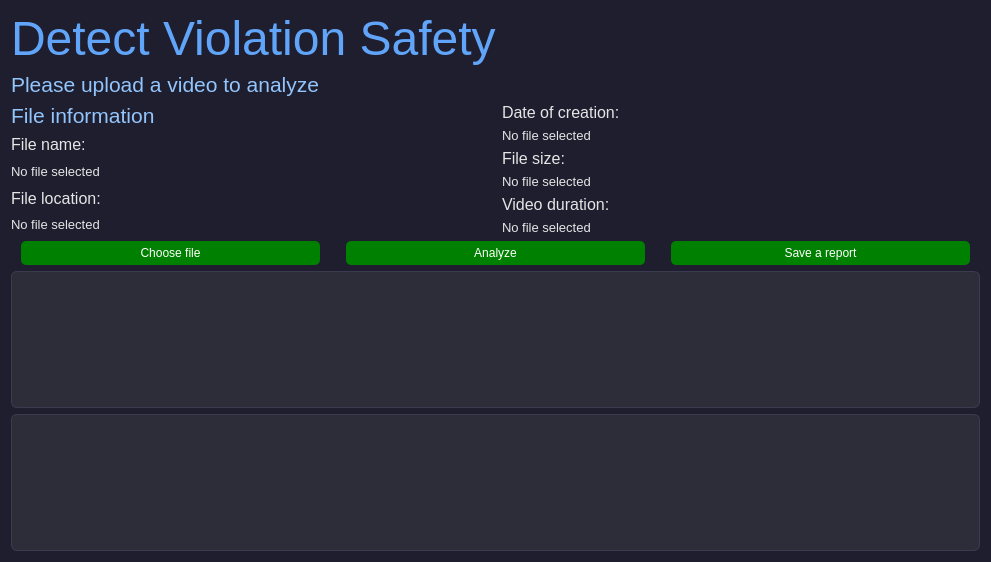
The window that ui.ui (ArtemKucheruk/detect_violation_safety) describes before a commit, drawn with Qt 5.
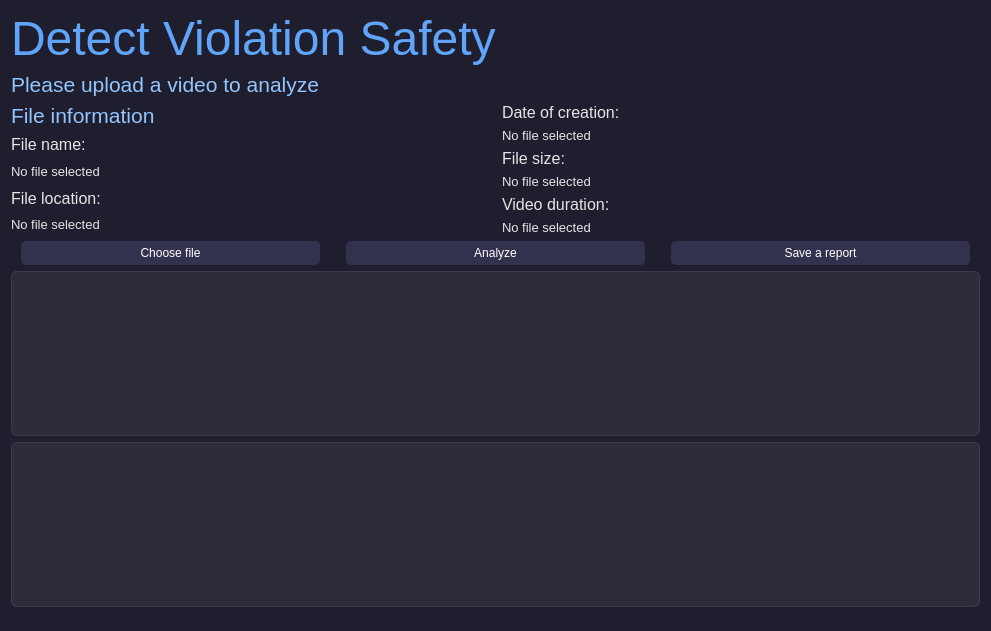
The same window after the commit.

What changed in the file:
```diff
--- a/ui.ui
+++ b/ui.ui
@@ -10,7 +10,7 @@
     <x>0</x>
     <y>0</y>
     <width>991</width>
-    <height>562</height>
+    <height>631</height>
    </rect>
   </property>
   <property name="sizePolicy">
@@ -44,7 +44,7 @@
         color: #93c5fd;
     }
     QPushButton {
-        background-color: green;
+        background-color: #32324F;
         color: white;
         border-radius: 5px;
         padding: 5px;
@@ -76,36 +76,7 @@
      <property name="sizeConstraint">
       <enum>QLayout::SizeConstraint::SetDefaultConstraint</enum>
      </property>
-     <item row="3" column="0">
-      <spacer name="verticalSpacer">
-       <property name="orientation">
-        <enum>Qt::Orientation::Vertical</enum>
-       </property>
-       <property name="sizeType">
-        <enum>QSizePolicy::Policy::Expanding</enum>
-       </property>
-       <property name="sizeHint" stdset="0">
-        <size>
-         <width>20</width>
-         <height>40</height>
-        </size>
-       </property>
-      </spacer>
-     </item>
-     <item row="1" column="0">
-      <spacer name="verticalSpacer_2">
-       <property name="orientation">
-        <enum>Qt::Orientation::Vertical</enum>
-       </property>
-       <property name="sizeHint" stdset="0">
-        <size>
-         <width>20</width>
-         <height>40</height>
-        </size>
-       </property>
-      </spacer>
-     </item>
-     <item row="2" column="1">
+     <item row="1" column="1">
       <layout class="QVBoxLayout" name="verticalLayout_8">
        <item>
         <widget class="QLabel" name="label_4">
@@ -217,44 +188,7 @@
        </item>
       </layout>
      </item>
-     <item row="5" column="0" colspan="2">
-      <layout class="QVBoxLayout" name="verticalLayout_9">
-       <item>
-        <spacer name="verticalSpacer_4">
-         <property name="orientation">
-          <enum>Qt::Orientation::Vertical</enum>
-         </property>
-         <property name="sizeHint" stdset="0">
-          <size>
-           <width>20</width>
-           <height>40</height>
-          </size>
-         </property>
-        </spacer>
-       </item>
-       <item>
-        <widget class="QTextBrowser" name="txt_results">
-         <property name="sizePolicy">
-          <sizepolicy hsizetype="Expanding" vsizetype="Preferred">
-           <horstretch>0</horstretch>
-           <verstretch>0</verstretch>
-          </sizepolicy>
-         </property>
-        </widget>
-       </item>
-       <item>
-        <widget class="QTextBrowser" name="txt_logs">
-         <property name="sizePolicy">
-          <sizepolicy hsizetype="Expanding" vsizetype="Preferred">
-           <horstretch>0</horstretch>
-           <verstretch>0</verstretch>
-          </sizepolicy>
-         </property>
-        </widget>
-       </item>
-      </layout>
-     </item>
-     <item row="2" column="0">
+     <item row="1" column="0">
       <layout class="QVBoxLayout" name="verticalLayout_7">
        <item>
         <widget class="QLabel" name="label_3">
@@ -391,25 +325,49 @@
        </item>
       </layout>
      </item>
-     <item row="1" column="1">
-      <spacer name="verticalSpacer_3">
-       <property name="orientation">
-        <enum>Qt::Orientation::Vertical</enum>
-       </property>
-       <property name="sizeHint" stdset="0">
-        <size>
-         <width>20</width>
-         <height>40</height>
-        </size>
-       </property>
-      </spacer>
+     <item row="3" column="0" colspan="2">
+      <layout class="QVBoxLayout" name="verticalLayout_9">
+       <item>
+        <widget class="QTextBrowser" name="txt_results">
+         <property name="sizePolicy">
+          <sizepolicy hsizetype="Expanding" vsizetype="Preferred">
+           <horstretch>0</horstretch>
+           <verstretch>0</verstretch>
+          </sizepolicy>
+         </property>
+        </widget>
+       </item>
+       <item>
+        <widget class="QTextBrowser" name="txt_logs">
+         <property name="sizePolicy">
+          <sizepolicy hsizetype="Expanding" vsizetype="Preferred">
+           <horstretch>0</horstretch>
+           <verstretch>0</verstretch>
+          </sizepolicy>
+         </property>
+        </widget>
+       </item>
+       <item>
+        <spacer name="verticalSpacer">
+         <property name="orientation">
+          <enum>Qt::Vertical</enum>
+         </property>
+         <property name="sizeHint" stdset="0">
+          <size>
+           <width>20</width>
+           <height>40</height>
+          </size>
+         </property>
+        </spacer>
+       </item>
+      </layout>
      </item>
-     <item row="4" column="0" colspan="2">
+     <item row="2" column="0" colspan="2">
       <layout class="QHBoxLayout" name="horizontalLayout_3">
        <item>
         <spacer name="horizontalSpacer_4">
          <property name="orientation">
-          <enum>Qt::Orientation::Horizontal</enum>
+          <enum>Qt::Vertical</enum>
          </property>
          <property name="sizeType">
           <enum>QSizePolicy::Policy::Fixed</enum>
@@ -430,6 +388,421 @@
            <verstretch>0</verstretch>
           </sizepolicy>
          </property>
+         <property name="palette">
+          <palette>
+           <active>
+            <colorrole role="WindowText">
+             <brush brushstyle="SolidPattern">
+              <color alpha="255">
+               <red>255</red>
+               <green>255</green>
+               <blue>255</blue>
+              </color>
+             </brush>
+            </colorrole>
+            <colorrole role="Button">
+             <brush brushstyle="SolidPattern">
+              <color alpha="255">
+               <red>50</red>
+               <green>50</green>
+               <blue>79</blue>
+              </color>
+             </brush>
+            </colorrole>
+            <colorrole role="Light">
+             <brush brushstyle="SolidPattern">
+              <color alpha="255">
+               <red>84</red>
+               <green>84</green>
+               <blue>132</blue>
+              </color>
+             </brush>
+            </colorrole>
+            <colorrole role="Midlight">
+             <brush brushstyle="SolidPattern">
+              <color alpha="255">
+               <red>70</red>
+               <green>70</green>
+               <blue>110</blue>
+              </color>
+             </brush>
+            </colorrole>
+            <colorrole role="Dark">
+             <brush brushstyle="SolidPattern">
+              <color alpha="255">
+               <red>28</red>
+               <green>28</green>
+               <blue>44</blue>
+              </color>
+             </brush>
+            </colorrole>
+            <colorrole role="Mid">
+             <brush brushstyle="SolidPattern">
+              <color alpha="255">
+               <red>37</red>
+               <green>37</green>
+               <blue>58</blue>
+              </color>
+             </brush>
+            </colorrole>
+            <colorrole role="Text">
+             <brush brushstyle="SolidPattern">
+              <color alpha="255">
+               <red>255</red>
+               <green>255</green>
+               <blue>255</blue>
+              </color>
+             </brush>
+            </colorrole>
+            <colorrole role="BrightText">
+             <brush brushstyle="SolidPattern">
+              <color alpha="255">
+               <red>255</red>
+               <green>255</green>
+               <blue>255</blue>
+              </color>
+             </brush>
+            </colorrole>
+            <colorrole role="ButtonText">
+             <brush brushstyle="SolidPattern">
+              <color alpha="255">
+               <red>255</red>
+               <green>255</green>
+               <blue>255</blue>
+              </color>
+             </brush>
+            </colorrole>
+            <colorrole role="Base">
+             <brush brushstyle="SolidPattern">
+              <color alpha="255">
+               <red>50</red>
+               <green>50</green>
+               <blue>79</blue>
+              </color>
+             </brush>
+            </colorrole>
+            <colorrole role="Window">
+             <brush brushstyle="SolidPattern">
+              <color alpha="255">
+               <red>50</red>
+               <green>50</green>
+               <blue>79</blue>
+              </color>
+             </brush>
+            </colorrole>
+            <colorrole role="Shadow">
+             <brush brushstyle="SolidPattern">
+              <color alpha="255">
+               <red>0</red>
+               <green>0</green>
+               <blue>0</blue>
+              </color>
+             </brush>
+            </colorrole>
+            <colorrole role="AlternateBase">
+             <brush brushstyle="SolidPattern">
+              <color alpha="255">
+               <red>28</red>
+               <green>28</green>
+               <blue>44</blue>
+              </color>
+             </brush>
+            </colorrole>
+            <colorrole role="ToolTipBase">
+             <brush brushstyle="SolidPattern">
+              <color alpha="255">
+               <red>255</red>
+               <green>255</green>
+               <blue>220</blue>
+              </color>
+             </brush>
+            </colorrole>
+            <colorrole role="ToolTipText">
+             <brush brushstyle="SolidPattern">
+              <color alpha="255">
+               <red>0</red>
+               <green>0</green>
+               <blue>0</blue>
+              </color>
+             </brush>
+            </colorrole>
+           </active>
+           <inactive>
+            <colorrole role="WindowText">
+             <brush brushstyle="SolidPattern">
+              <color alpha="255">
+               <red>255</red>
+               <green>255</green>
+               <blue>255</blue>
+              </color>
+             </brush>
+            </colorrole>
+            <colorrole role="Button">
+             <brush brushstyle="SolidPattern">
+              <color alpha="255">
+               <red>50</red>
+               <green>50</green>
+               <blue>79</blue>
+              </color>
+             </brush>
+            </colorrole>
+            <colorrole role="Light">
+             <brush brushstyle="SolidPattern">
+              <color alpha="255">
+               <red>84</red>
+               <green>84</green>
+               <blue>132</blue>
+              </color>
+             </brush>
+            </colorrole>
+            <colorrole role="Midlight">
+             <brush brushstyle="SolidPattern">
+              <color alpha="255">
+               <red>70</red>
+               <green>70</green>
+               <blue>110</blue>
+              </color>
+             </brush>
+            </colorrole>
+            <colorrole role="Dark">
+             <brush brushstyle="SolidPattern">
+              <color alpha="255">
+               <red>28</red>
+               <green>28</green>
+               <blue>44</blue>
+              </color>
+             </brush>
+            </colorrole>
+            <colorrole role="Mid">
+             <brush brushstyle="SolidPattern">
+              <color alpha="255">
+               <red>37</red>
+               <green>37</green>
+               <blue>58</blue>
+              </color>
+             </brush>
+            </colorrole>
+            <colorrole role="Text">
+             <brush brushstyle="SolidPattern">
+              <color alpha="255">
+               <red>255</red>
+               <green>255</green>
+               <blue>255</blue>
+              </color>
+             </brush>
+            </colorrole>
+            <colorrole role="BrightText">
+             <brush brushstyle="SolidPattern">
+              <color alpha="255">
+               <red>255</red>
+               <green>255</green>
+               <blue>255</blue>
+              </color>
+             </brush>
+            </colorrole>
+            <colorrole role="ButtonText">
+             <brush brushstyle="SolidPattern">
+              <color alpha="255">
+               <red>255</red>
+               <green>255</green>
+               <blue>255</blue>
+              </color>
+             </brush>
+            </colorrole>
+            <colorrole role="Base">
+             <brush brushstyle="SolidPattern">
+              <color alpha="255">
+               <red>50</red>
+               <green>50</green>
+               <blue>79</blue>
+              </color>
+             </brush>
+            </colorrole>
+            <colorrole role="Window">
+             <brush brushstyle="SolidPattern">
+              <color alpha="255">
+               <red>50</red>
+               <green>50</green>
+               <blue>79</blue>
+              </color>
+             </brush>
+            </colorrole>
+            <colorrole role="Shadow">
+             <brush brushstyle="SolidPattern">
+              <color alpha="255">
+               <red>0</red>
+               <green>0</green>
+               <blue>0</blue>
+              </color>
+             </brush>
+            </colorrole>
+            <colorrole role="AlternateBase">
+             <brush brushstyle="SolidPattern">
+              <color alpha="255">
+               <red>28</red>
+               <green>28</green>
+               <blue>44</blue>
+              </color>
+             </brush>
+            </colorrole>
+            <colorrole role="ToolTipBase">
+             <brush brushstyle="SolidPattern">
+              <color alpha="255">
+               <red>255</red>
+               <green>255</green>
+               <blue>220</blue>
+              </color>
+             </brush>
+            </colorrole>
+            <colorrole role="ToolTipText">
+             <brush brushstyle="SolidPattern">
+              <color alpha="255">
+               <red>0</red>
+               <green>0</green>
+               <blue>0</blue>
+              </color>
+             </brush>
+            </colorrole>
+           </inactive>
+           <disabled>
+            <colorrole role="WindowText">
+             <brush brushstyle="SolidPattern">
+              <color alpha="255">
+               <red>255</red>
+               <green>255</green>
+               <blue>255</blue>
+              </color>
+             </brush>
+            </colorrole>
+            <colorrole role="Button">
+             <brush brushstyle="SolidPattern">
+              <color alpha="255">
+               <red>50</red>
+               <green>50</green>
+               <blue>79</blue>
+              </color>
+             </brush>
+            </colorrole>
+            <colorrole role="Light">
+             <brush brushstyle="SolidPattern">
+              <color alpha="255">
+               <red>84</red>
+               <green>84</green>
+               <blue>132</blue>
+              </color>
+             </brush>
+            </colorrole>
+            <colorrole role="Midlight">
+             <brush brushstyle="SolidPattern">
+              <color alpha="255">
+               <red>70</red>
+               <green>70</green>
+               <blue>110</blue>
+              </color>
+             </brush>
+            </colorrole>
+            <colorrole role="Dark">
+             <brush brushstyle="SolidPattern">
+              <color alpha="255">
+               <red>28</red>
+               <green>28</green>
+               <blue>44</blue>
+              </color>
+             </brush>
+            </colorrole>
+            <colorrole role="Mid">
+             <brush brushstyle="SolidPattern">
+              <color alpha="255">
+               <red>37</red>
+               <green>37</green>
+               <blue>58</blue>
+              </color>
+             </brush>
+            </colorrole>
+            <colorrole role="Text">
+             <brush brushstyle="SolidPattern">
+              <color alpha="255">
+               <red>255</red>
+               <green>255</green>
+               <blue>255</blue>
+              </color>
+             </brush>
+            </colorrole>
+            <colorrole role="BrightText">
+             <brush brushstyle="SolidPattern">
+              <color alpha="255">
+               <red>255</red>
+               <green>255</green>
+               <blue>255</blue>
+              </color>
+             </brush>
+            </colorrole>
+            <colorrole role="ButtonText">
+             <brush brushstyle="SolidPattern">
+              <color alpha="255">
+               <red>255</red>
+               <green>255</green>
+               <blue>255</blue>
+              </color>
+             </brush>
+            </colorrole>
+            <colorrole role="Base">
+             <brush brushstyle="SolidPattern">
+              <color alpha="255">
+               <red>50</red>
+               <green>50</green>
+               <blue>79</blue>
+              </color>
+             </brush>
+            </colorrole>
+            <colorrole role="Window">
+             <brush brushstyle="SolidPattern">
+              <color alpha="255">
+               <red>50</red>
+               <green>50</green>
+               <blue>79</blue>
+              </color>
+             </brush>
+            </colorrole>
+            <colorrole role="Shadow">
+             <brush brushstyle="SolidPattern">
+              <color alpha="255">
+               <red>0</red>
+               <green>0</green>
+               <blue>0</blue>
+              </color>
+             </brush>
+            </colorrole>
+            <colorrole role="AlternateBase">
+             <brush brushstyle="SolidPattern">
+              <color alpha="255">
+               <red>56</red>
+               <green>56</green>
+               <blue>88</blue>
+              </color>
+             </brush>
+            </colorrole>
+            <colorrole role="ToolTipBase">
+             <brush brushstyle="SolidPattern">
+              <color alpha="255">
+               <red>255</red>
+               <green>255</green>
+               <blue>220</blue>
+              </color>
+             </brush>
+            </colorrole>
+            <colorrole role="ToolTipText">
+             <brush brushstyle="SolidPattern">
+              <color alpha="255">
+               <red>0</red>
+               <green>0</green>
+               <blue>0</blue>
+              </color>
+             </brush>
+            </colorrole>
+           </disabled>
+          </palette>
+         </property>
          <property name="cursor">
           <cursorShape>ArrowCursor</cursorShape>
          </property>
@@ -441,7 +814,7 @@
        <item>
         <spacer name="horizontalSpacer_2">
          <property name="orientation">
-          <enum>Qt::Orientation::Horizontal</enum>
+          <enum>Qt::Vertical</enum>
          </property>
          <property name="sizeType">
           <enum>QSizePolicy::Policy::Fixed</enum>
@@ -470,7 +843,7 @@
        <item>
         <spacer name="horizontalSpacer">
          <property name="orientation">
-          <enum>Qt::Orientation::Horizontal</enum>
+          <enum>Qt::Vertical</enum>
          </property>
          <property name="sizeType">
           <enum>QSizePolicy::Policy::Fixed</enum>
@@ -499,7 +872,7 @@
        <item>
         <spacer name="horizontalSpacer_3">
          <property name="orientation">
-          <enum>Qt::Orientation::Horizontal</enum>
+          <enum>Qt::Vertical</enum>
          </property>
          <property name="sizeType">
           <enum>QSizePolicy::Policy::Fixed</enum>
```
Left out of the diff: 14 changed lines with no effect on the pictures.
